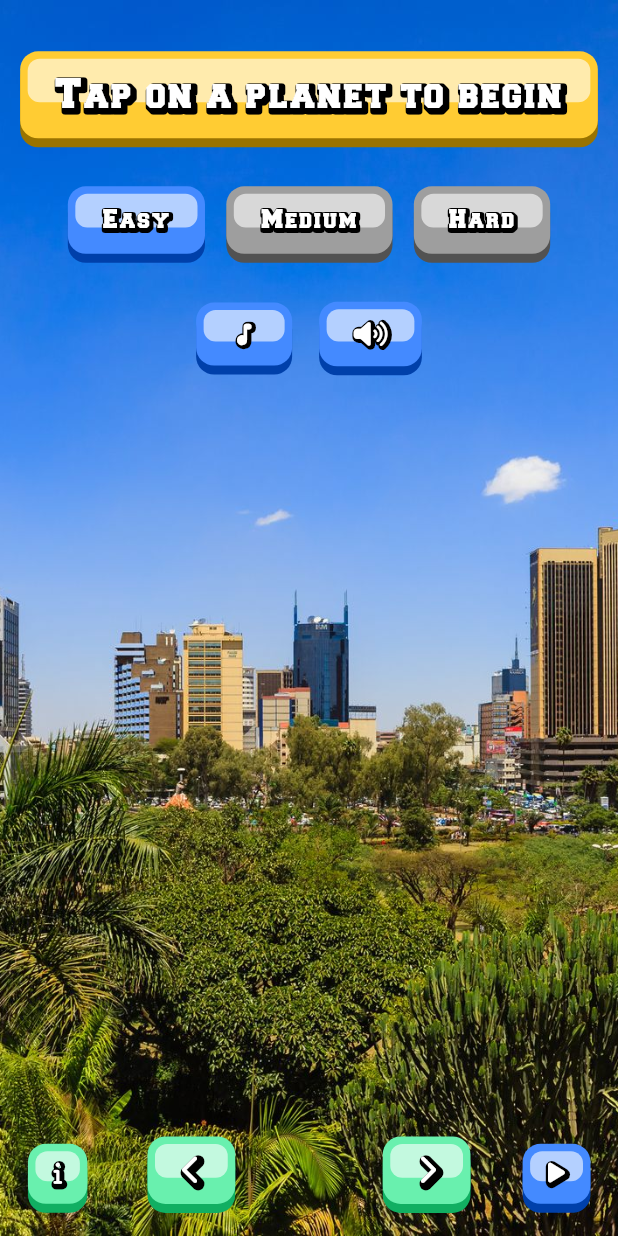
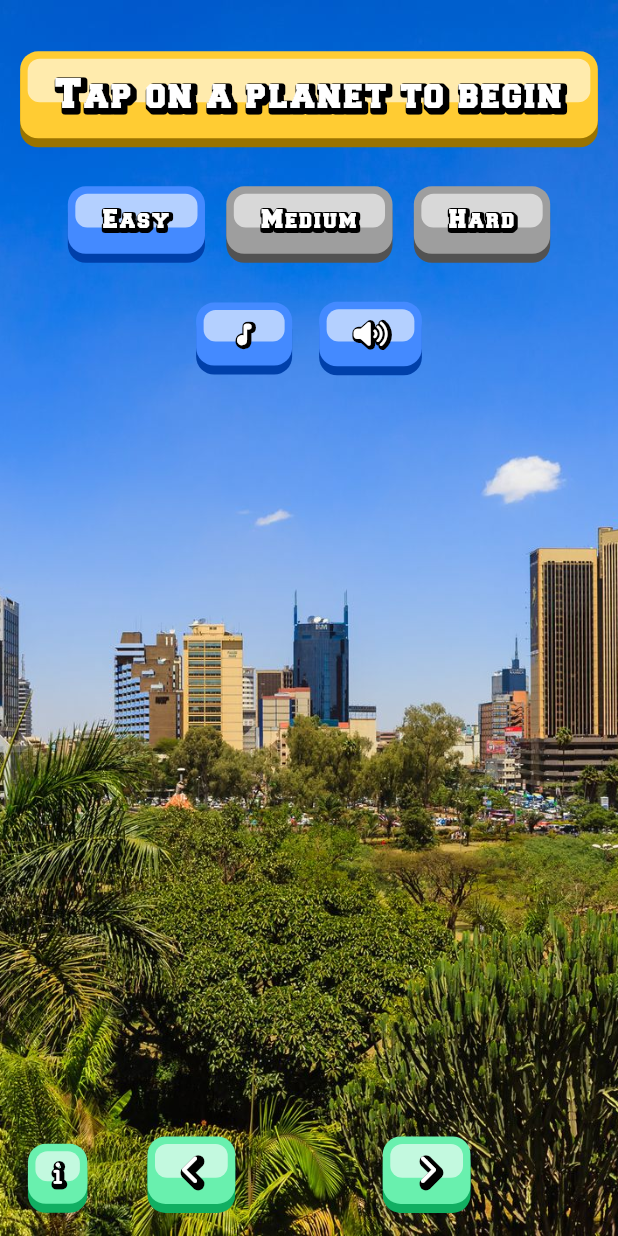
Before and after one commit to SiroDaves/Tupange, a Flutter app: the screen it shows after launch, on a phone screen of 412 x 824 dp. Run offline on Flutter 3.47's test engine with Material 3 defaults, Android fonts, the phone set to English and light mode, and no system bars; our stand-ins replace animated_text_kit, audioplayers, bloc, equatable, flutter_bloc, font_awesome_flutter and 6 more; missing offline and left inert: universal_html; generated files the repository leaves out were written again; project files that could hold a hidden picture were left out.

Commit message:
minor changes

```diff
--- a/lib/presentation/screens/home/home_screen.dart
+++ b/lib/presentation/screens/home/home_screen.dart
@@ -14,6 +14,7 @@ import '../../cubits/dashboard/planet_selection/planet_selection_helper_cubit.da
 import '../../widgets/controls/audio_control.dart';
 import 'views/home_views.dart';
 import 'widgets/header_widget.dart';
+import 'widgets/info_widget.dart';
 
 class HomeScreen extends StatelessWidget {
   const HomeScreen({super.key});
@@ -119,10 +120,10 @@ class HomeViewState extends State<HomeView>
               child: AudioControl(),
             ),
           ),
-          const Align(
+          /*const Align(
             alignment: AppConstants.kFOBottomRight,
             child: PlanetAnimationToggleButton(),
-          ),
+          ),*/
           ResponsiveLayoutBuilder(
             small: (_, __) => const Align(
               alignment: AppConstants.kFOBottomLeft,
--- a/lib/presentation/screens/home/views/home_views.dart
+++ b/lib/presentation/screens/home/views/home_views.dart
@@ -8,37 +8,13 @@ import '../../../../core/layout/utils/app_breakpoints.dart';
 import '../../../../core/utils/constants/app_constants.dart';
 import '../../../blocs/home/home_bloc.dart';
 import '../../../cubits/dashboard/planet_selection/planet_selection_helper_cubit.dart';
-import '../../../widgets/info_card/info_card.dart';
 import '../../../widgets/stylized_button.dart';
 import '../../../widgets/stylized_container.dart';
 import '../../../widgets/stylized_icon.dart';
 import '../widgets/scroll_buttons.dart';
 
-class InfoButton extends StatelessWidget {
-  const InfoButton({super.key});
-
-  @override
-  Widget build(BuildContext context) {
-    return StylizedButton(
-      onPressed: () {
-        InfoCard.show(context: context);
-      },
-      child: const StylizedContainer(
-        padding: EdgeInsets.all(12.0),
-        color: Colors.greenAccent,
-        child: StylizedIcon(
-          icon: FontAwesomeIcons.info,
-          size: 15.0,
-          offset: 1.0,
-          strokeWidth: 5.0,
-        ),
-      ),
-    );
-  }
-}
-
-class PlanetAnimationToggleButton extends StatelessWidget {
-  const PlanetAnimationToggleButton({super.key});
+class PlanetAnimationToggleButtonx extends StatelessWidget {
+  const PlanetAnimationToggleButtonx({super.key});
 
   @override
   Widget build(BuildContext context) {
--- /dev/null
+++ b/lib/presentation/screens/home/widgets/info_widget.dart
@@ -0,0 +1,30 @@
+import 'package:flutter/material.dart';
+import 'package:font_awesome_flutter/font_awesome_flutter.dart';
+
+import '../../../widgets/info_card/info_card.dart';
+import '../../../widgets/stylized_button.dart';
+import '../../../widgets/stylized_container.dart';
+import '../../../widgets/stylized_icon.dart';
+
+class InfoButton extends StatelessWidget {
+  const InfoButton({super.key});
+
+  @override
+  Widget build(BuildContext context) {
+    return StylizedButton(
+      onPressed: () {
+        InfoCard.show(context: context);
+      },
+      child: const StylizedContainer(
+        padding: EdgeInsets.all(12.0),
+        color: Colors.greenAccent,
+        child: StylizedIcon(
+          icon: FontAwesomeIcons.info,
+          size: 15.0,
+          offset: 1.0,
+          strokeWidth: 5.0,
+        ),
+      ),
+    );
+  }
+}
--- a/pubspec.yaml
+++ b/pubspec.yaml
@@ -10,6 +10,7 @@ dependencies:
   animated_text_kit: ^4.2.3
   audioplayers: ^6.4.0
   bloc: ^9.0.0
+  carousel_slider: ^5.0.0
   cupertino_icons: ^1.0.8
   equatable: ^2.0.7
   flutter:
@@ -27,6 +28,8 @@ dependencies:
   path_provider: ^2.1.5
   rive: ^0.13.20
   shared_preferences: ^2.3.3 # Local key-value storage for simple data persistence
+  supabase_auth_ui: ^0.5.4
+  supabase_flutter: ^2.8.4
   universal_html: ^2.2.4
   url_launcher: ^6.3.1
   uuid: ^4.5.1
```
Also changed, not shown: pubspec.lock, 5 other files.
